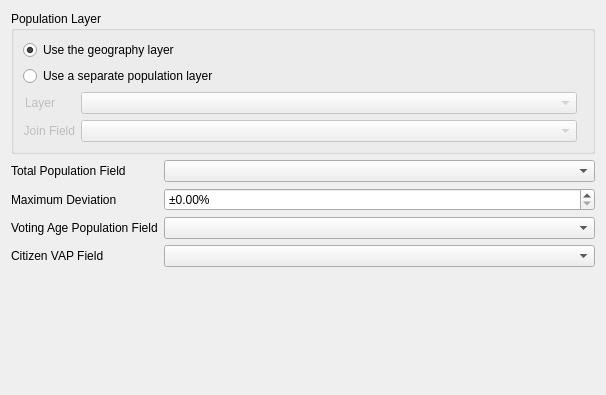
Old version of the form ui/WzpEditPlanPopPage.ui in the repository couteau/qgis_redistricting.
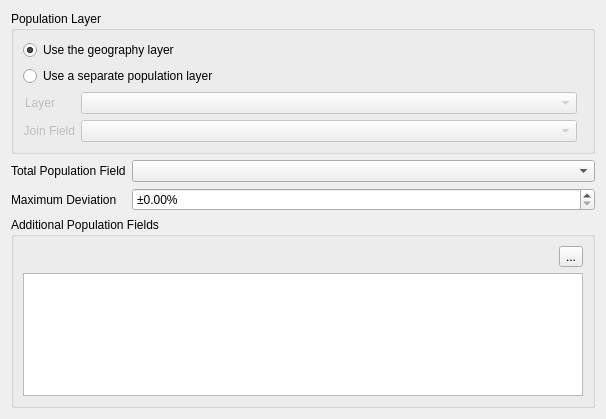
New version of the form. Custom widgets are drawn as their Qt base class.

Commit message: population fields initial commit

```diff
--- a/ui/WzpEditPlanPopPage.ui
+++ b/ui/WzpEditPlanPopPage.ui
@@ -7,7 +7,7 @@
     <x>0</x>
     <y>0</y>
     <width>606</width>
-    <height>395</height>
+    <height>419</height>
    </rect>
   </property>
   <property name="windowTitle">
@@ -39,19 +39,6 @@
      </property>
     </widget>
    </item>
-   <item row="5" column="0" colspan="2">
-    <spacer name="verticalSpacer">
-     <property name="orientation">
-      <enum>Qt::Vertical</enum>
-     </property>
-     <property name="sizeHint" stdset="0">
-      <size>
-       <width>20</width>
-       <height>40</height>
-      </size>
-     </property>
-    </spacer>
-   </item>
    <item row="1" column="0">
     <widget class="QLabel" name="lblPopField">
      <property name="text">
@@ -143,11 +130,26 @@
      </layout>
     </widget>
    </item>
-   <item row="3" column="0">
-    <widget class="QLabel" name="lblVAPField">
-     <property name="text">
-      <string>Voting Age Population Field</string>
+   <item row="3" column="0" colspan="2">
+    <widget class="QGroupBox" name="gbxPopFields">
+     <property name="title">
+      <string>Additional Population Fields</string>
      </property>
+     <layout class="QGridLayout" name="gridLayout_3">
+      <item row="0" column="0">
+       <widget class="QgsFieldExpressionWidget" name="mFieldExpressionWidget"/>
+      </item>
+      <item row="0" column="1">
+       <widget class="QToolButton" name="btnAddAddlPopField">
+        <property name="text">
+         <string>...</string>
+        </property>
+       </widget>
+      </item>
+      <item row="1" column="0" colspan="2">
+       <widget class="RdsFieldTableView" name="tblAddlPopulation"/>
+      </item>
+     </layout>
     </widget>
    </item>
    <item row="1" column="1">
@@ -167,39 +169,6 @@
      </property>
     </widget>
    </item>
-   <item row="3" column="1">
-    <widget class="RdsFieldComboBox" name="cmbVAPField">
-     <property name="sizePolicy">
-      <sizepolicy hsizetype="Expanding" vsizetype="Fixed">
-       <horstretch>0</horstretch>
-       <verstretch>0</verstretch>
-      </sizepolicy>
-     </property>
-     <property name="allowEmptyFieldName">
-      <bool>true</bool>
-     </property>
-    </widget>
-   </item>
-   <item row="4" column="0">
-    <widget class="QLabel" name="lblCVAPField">
-     <property name="text">
-      <string>Citizen VAP Field</string>
-     </property>
-    </widget>
-   </item>
-   <item row="4" column="1">
-    <widget class="RdsFieldComboBox" name="cmbCVAPField">
-     <property name="sizePolicy">
-      <sizepolicy hsizetype="Expanding" vsizetype="Fixed">
-       <horstretch>0</horstretch>
-       <verstretch>0</verstretch>
-      </sizepolicy>
-     </property>
-     <property name="allowEmptyFieldName">
-      <bool>true</bool>
-     </property>
-    </widget>
-   </item>
   </layout>
  </widget>
  <customwidgets>
@@ -208,6 +177,11 @@
    <extends>QComboBox</extends>
    <header>qgsfieldcombobox.h</header>
   </customwidget>
+  <customwidget>
+   <class>QgsFieldExpressionWidget</class>
+   <extends>QWidget</extends>
+   <header>qgsfieldexpressionwidget.h</header>
+  </customwidget>
   <customwidget>
    <class>QgsMapLayerComboBox</class>
    <extends>QComboBox</extends>
@@ -223,6 +197,11 @@
    <extends>QgsFieldComboBox</extends>
    <header>.RedistrictingWidgets</header>
   </customwidget>
+  <customwidget>
+   <class>RdsFieldTableView</class>
+   <extends>QTableView</extends>
+   <header>.RedistrictingWidgets</header>
+  </customwidget>
  </customwidgets>
  <tabstops>
   <tabstop>btnUseGeoLayer</tabstop>
```
Left out of the diff: 1 changed line with no effect on the pictures. The commit also changes 29 other files.
